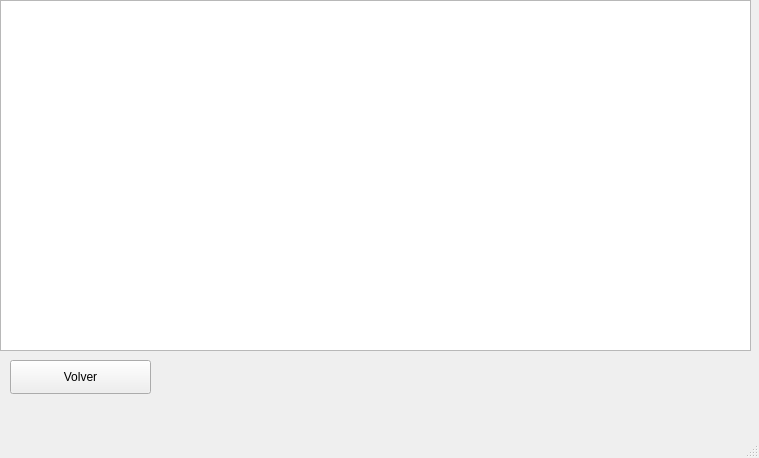
YukiFreedy/volBrainAuto, file gui/processwindow.ui: the form before one commit.
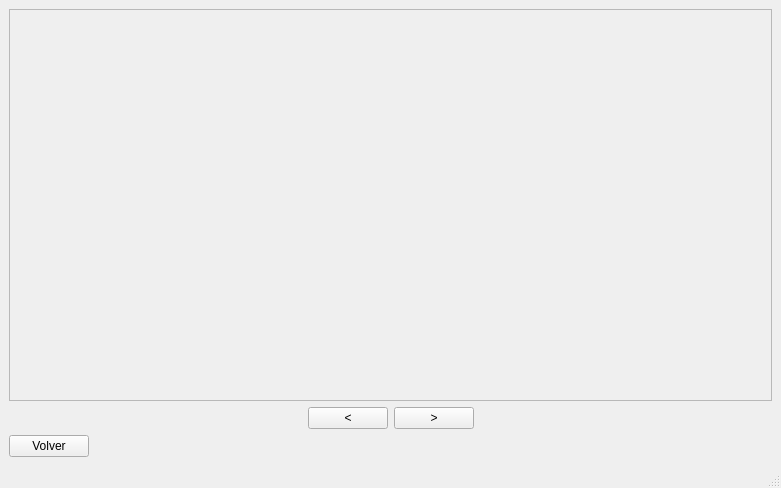
The form after the commit.

What changed in the file:
```diff
--- a/gui/processwindow.ui
+++ b/gui/processwindow.ui
@@ -6,42 +6,102 @@
    <rect>
     <x>0</x>
     <y>0</y>
-    <width>759</width>
-    <height>458</height>
+    <width>781</width>
+    <height>488</height>
    </rect>
   </property>
   <property name="windowTitle">
    <string>MainWindow</string>
   </property>
   <widget class="QWidget" name="centralwidget">
-   <widget class="QWidget" name="verticalLayoutWidget">
-    <property name="geometry">
-     <rect>
-      <x>0</x>
-      <y>0</y>
-      <width>751</width>
-      <height>351</height>
-     </rect>
-    </property>
-    <layout class="QVBoxLayout" name="verticalLayout">
-     <item>
-      <widget class="QListWidget" name="listWidget"/>
-     </item>
-    </layout>
-   </widget>
-   <widget class="QPushButton" name="pushButton">
-    <property name="geometry">
-     <rect>
-      <x>10</x>
-      <y>360</y>
-      <width>141</width>
-      <height>34</height>
-     </rect>
-    </property>
-    <property name="text">
-     <string>Volver</string>
-    </property>
-   </widget>
+   <layout class="QVBoxLayout" name="verticalLayout">
+    <item>
+     <widget class="QScrollArea" name="scrollArea">
+      <property name="widgetResizable">
+       <bool>true</bool>
+      </property>
+      <widget class="QWidget" name="jobList">
+       <property name="geometry">
+        <rect>
+         <x>0</x>
+         <y>0</y>
+         <width>761</width>
+         <height>364</height>
+        </rect>
+       </property>
+       <layout class="QVBoxLayout" name="jobListLayout"/>
+      </widget>
+     </widget>
+    </item>
+    <item>
+     <layout class="QHBoxLayout" name="horizontalLayout_2">
+      <item>
+       <spacer name="horizontalSpacer_2">
+        <property name="orientation">
+         <enum>Qt::Horizontal</enum>
+        </property>
+        <property name="sizeHint" stdset="0">
+         <size>
+          <width>40</width>
+          <height>20</height>
+         </size>
+        </property>
+       </spacer>
+      </item>
+      <item>
+       <widget class="QPushButton" name="previousButton">
+        <property name="text">
+         <string>&lt;</string>
+        </property>
+       </widget>
+      </item>
+      <item>
+       <widget class="QPushButton" name="pushButton">
+        <property name="text">
+         <string>&gt;</string>
+        </property>
+       </widget>
+      </item>
+      <item>
+       <spacer name="horizontalSpacer_3">
+        <property name="orientation">
+         <enum>Qt::Horizontal</enum>
+        </property>
+        <property name="sizeHint" stdset="0">
+         <size>
+          <width>40</width>
+          <height>20</height>
+         </size>
+        </property>
+       </spacer>
+      </item>
+     </layout>
+    </item>
+    <item>
+     <layout class="QHBoxLayout" name="horizontalLayout">
+      <item>
+       <widget class="QPushButton" name="backButton">
+        <property name="text">
+         <string>Volver</string>
+        </property>
+       </widget>
+      </item>
+      <item>
+       <spacer name="horizontalSpacer">
+        <property name="orientation">
+         <enum>Qt::Horizontal</enum>
+        </property>
+        <property name="sizeHint" stdset="0">
+         <size>
+          <width>40</width>
+          <height>20</height>
+         </size>
+        </property>
+       </spacer>
+      </item>
+     </layout>
+    </item>
+   </layout>
   </widget>
   <widget class="QMenuBar" name="menubar">
    <property name="geometry">
```
Left out of the diff: 6 changed lines with no effect on the pictures.
